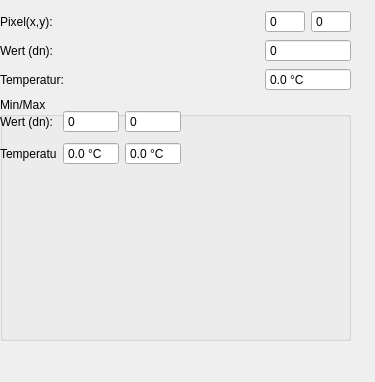
Before: the Qt Designer form poitagger/ui/temp.ui in dlr-eoc/poitagger, drawn with Qt 5.
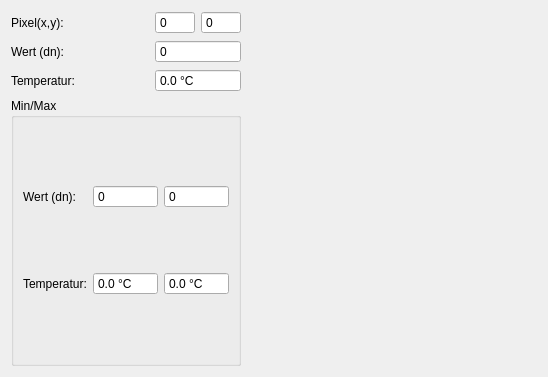
After: the same form once the commit is applied.

```diff
--- a/poitagger/ui/temp.ui
+++ b/poitagger/ui/temp.ui
@@ -6,23 +6,14 @@
    <rect>
     <x>0</x>
     <y>0</y>
-    <width>375</width>
-    <height>382</height>
+    <width>548</width>
+    <height>377</height>
    </rect>
   </property>
   <property name="windowTitle">
    <string>Form</string>
   </property>
-  <widget class="QWidget" name="horizontalLayoutWidget">
-   <property name="geometry">
-    <rect>
-     <x>0</x>
-     <y>10</y>
-     <width>351</width>
-     <height>331</height>
-    </rect>
-   </property>
-   <layout class="QHBoxLayout" name="layout">
+  <layout class="QHBoxLayout" name="horizontalLayout">
     <item>
      <layout class="QVBoxLayout" name="verticalLayout_2">
       <item>
@@ -126,35 +117,7 @@
         <property name="title">
          <string>Min/Max</string>
         </property>
-        <widget class="QWidget" name="gridLayoutWidget_8">
-         <property name="geometry">
-          <rect>
-           <x>0</x>
-           <y>10</y>
-           <width>181</width>
-           <height>61</height>
-          </rect>
-         </property>
-         <layout class="QGridLayout" name="gridLayout_8">
-          <item row="1" column="2">
-           <widget class="QDoubleSpinBox" name="pixtemp_temp_max">
-            <property name="buttonSymbols">
-             <enum>QAbstractSpinBox::NoButtons</enum>
-            </property>
-            <property name="suffix">
-             <string> °C</string>
-            </property>
-            <property name="decimals">
-             <number>1</number>
-            </property>
-            <property name="minimum">
-             <double>-273.000000000000000</double>
-            </property>
-            <property name="maximum">
-             <double>5000.000000000000000</double>
-            </property>
-           </widget>
-          </item>
+       <layout class="QGridLayout" name="gridLayout">
           <item row="0" column="0">
            <widget class="QLabel" name="label_4">
             <property name="text">
@@ -162,32 +125,6 @@
             </property>
            </widget>
           </item>
-          <item row="1" column="0">
-           <widget class="QLabel" name="label_26">
-            <property name="text">
-             <string>Temperatur:</string>
-            </property>
-           </widget>
-          </item>
-          <item row="1" column="1">
-           <widget class="QDoubleSpinBox" name="pixtemp_temp_min">
-            <property name="buttonSymbols">
-             <enum>QAbstractSpinBox::NoButtons</enum>
-            </property>
-            <property name="suffix">
-             <string> °C</string>
-            </property>
-            <property name="decimals">
-             <number>1</number>
-            </property>
-            <property name="minimum">
-             <double>-273.000000000000000</double>
-            </property>
-            <property name="maximum">
-             <double>5000.000000000000000</double>
-            </property>
-           </widget>
-          </item>
           <item row="0" column="1">
            <widget class="QSpinBox" name="pixtemp_dn_min">
             <property name="minimumSize">
@@ -220,8 +157,52 @@
             </property>
            </widget>
           </item>
-         </layout>
-        </widget>
+        <item row="1" column="0">
+         <widget class="QLabel" name="label_26">
+          <property name="text">
+           <string>Temperatur:</string>
+          </property>
+         </widget>
+        </item>
+        <item row="1" column="1">
+         <widget class="QDoubleSpinBox" name="pixtemp_temp_min">
+          <property name="buttonSymbols">
+           <enum>QAbstractSpinBox::NoButtons</enum>
+          </property>
+          <property name="suffix">
+           <string> °C</string>
+          </property>
+          <property name="decimals">
+           <number>1</number>
+          </property>
+          <property name="minimum">
+           <double>-273.000000000000000</double>
+          </property>
+          <property name="maximum">
+           <double>5000.000000000000000</double>
+          </property>
+         </widget>
+        </item>
+        <item row="1" column="2">
+         <widget class="QDoubleSpinBox" name="pixtemp_temp_max">
+          <property name="buttonSymbols">
+           <enum>QAbstractSpinBox::NoButtons</enum>
+          </property>
+          <property name="suffix">
+           <string> °C</string>
+          </property>
+          <property name="decimals">
+           <number>1</number>
+          </property>
+          <property name="minimum">
+           <double>-273.000000000000000</double>
+          </property>
+          <property name="maximum">
+           <double>5000.000000000000000</double>
+          </property>
+         </widget>
+        </item>
+       </layout>
        </widget>
       </item>
       <item>
@@ -230,10 +211,23 @@
      </layout>
     </item>
     <item>
-     <layout class="QVBoxLayout" name="histVL"/>
-    </item>
-   </layout>
-  </widget>
+    <layout class="QVBoxLayout" name="histVL">
+     <item>
+      <spacer name="horizontalSpacer">
+       <property name="orientation">
+        <enum>Qt::Horizontal</enum>
+       </property>
+       <property name="sizeHint" stdset="0">
+        <size>
+         <width>40</width>
+         <height>20</height>
+        </size>
+       </property>
+      </spacer>
+     </item>
+    </layout>
+   </item>
+  </layout>
  </widget>
  <resources/>
  <connections/>
```
Left out of the diff: 52 changed lines with no effect on the pictures. Lines whose indentation alone changed are shown as unchanged.
